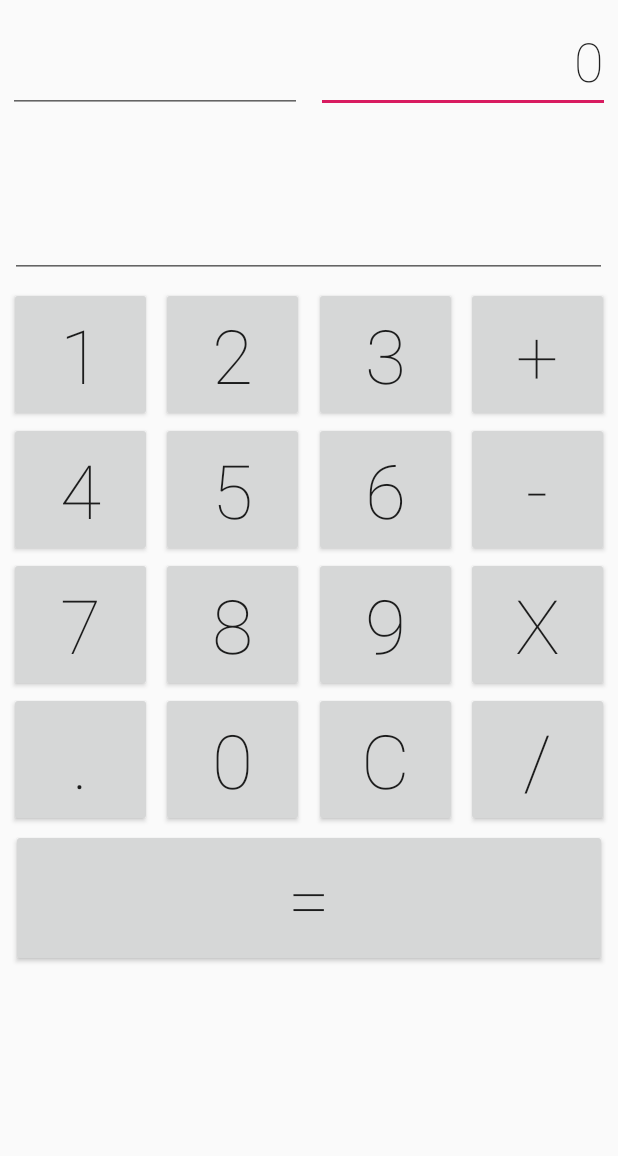
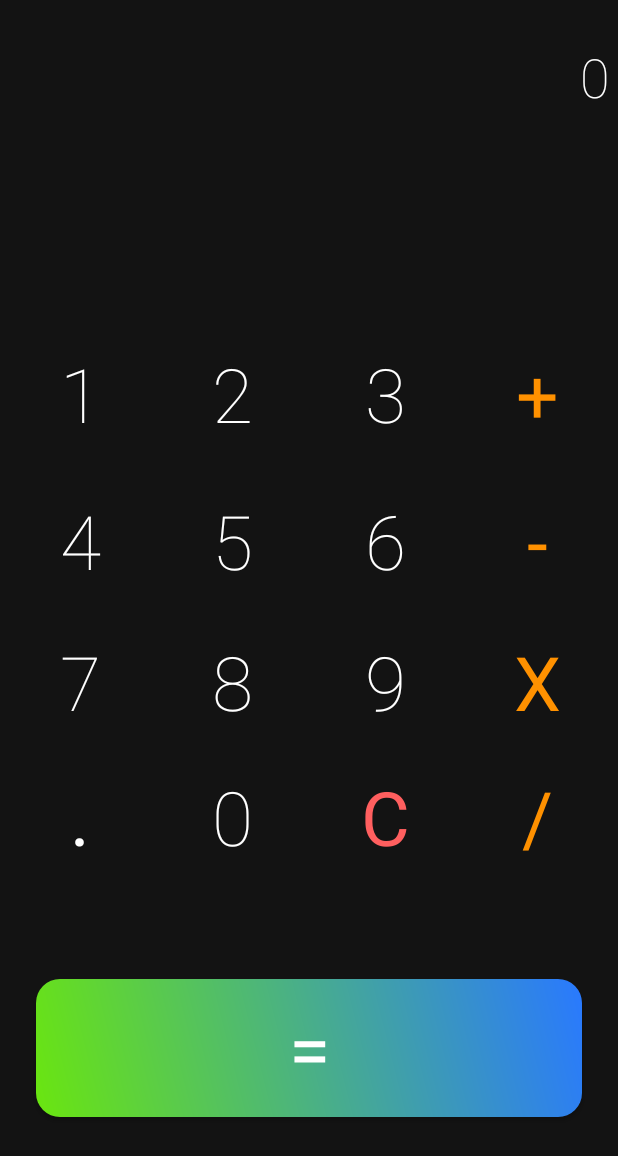
Before and after one commit to Sneheshdutta/Android-Calculator, an Android app: the screen it shows after launch (MainActivity), on a phone screen of 412 x 824 dp. Shown: the top 1156 px of the screen. Run offline under Robolectric (Android 15) with nearby library versions, the light colour scheme and no system bars.

Commit message:
primary ui/ux complete

```diff
--- /dev/null
+++ b/app/src/main/res/drawable/bgstyle_transparent.xml
@@ -0,0 +1,7 @@
+<shape android:shape="rectangle"
+    xmlns:android="http://schemas.android.com/apk/res/android">
+    <solid
+        android:color="#00FFFFFF"/>
+    <corners android:radius="16dp"/>
+
+</shape>
--- /dev/null
+++ b/app/src/main/res/drawable/round_corner_green.xml
@@ -0,0 +1,9 @@
+<shape android:shape="rectangle"
+    xmlns:android="http://schemas.android.com/apk/res/android">
+    <gradient
+        android:startColor="#6AE60F"
+        android:endColor="#2979FF"
+        android:angle="45"/>
+    <corners android:radius="16dp"/>
+
+</shape>
--- /dev/null
+++ b/app/src/main/res/drawable/round_orange.xml
@@ -0,0 +1,8 @@
+<shape android:shape="rectangle"
+    xmlns:android="http://schemas.android.com/apk/res/android">
+    <solid android:color="#FF9F2A"
+        />
+    <corners android:radius="30dp"/>
+    <size android:width="1mm"
+        android:height="1mm"/>
+</shape>
--- a/app/src/main/res/layout/activity_main.xml
+++ b/app/src/main/res/layout/activity_main.xml
@@ -4,41 +4,39 @@
     xmlns:tools="http://schemas.android.com/tools"
     android:layout_width="match_parent"
     android:layout_height="match_parent"
+    android:background="#131313"
     tools:context=".MainActivity">
 
     <Button
-        android:id="@+id/btnAdd"
-        android:layout_width="95dp"
-        android:layout_height="90dp"
-        android:layout_marginTop="6dp"
+        android:id="@+id/btnEqual"
+        android:layout_width="0dp"
+        android:layout_height="92dp"
+        android:layout_marginStart="24dp"
+        android:layout_marginTop="8dp"
+        android:layout_marginEnd="24dp"
+        android:background="@drawable/round_corner_green"
         android:fontFamily="sans-serif-thin"
-        android:text="+"
+        android:text="="
+        android:textColor="#fff"
         android:textSize="50dp"
+        android:textStyle="bold"
+        app:layout_constraintBottom_toBottomOf="parent"
         app:layout_constraintEnd_toEndOf="parent"
-        app:layout_constraintHorizontal_bias="0.5"
-        app:layout_constraintStart_toEndOf="@+id/btn3"
-        app:layout_constraintTop_toBottomOf="@+id/ed2" />
-
-    <Button
-        android:id="@+id/btnDiv"
-        android:layout_width="95dp"
-        android:layout_height="90dp"
-        android:fontFamily="sans-serif-thin"
-        android:text="/"
-        android:textSize="50dp"
-        app:layout_constraintEnd_toEndOf="parent"
-        app:layout_constraintHorizontal_bias="0.5"
-        app:layout_constraintStart_toEndOf="@+id/btnClear"
-        app:layout_constraintTop_toBottomOf="@+id/btnMul" />
+        app:layout_constraintHorizontal_bias="0.0"
+        app:layout_constraintStart_toStartOf="parent"
+        app:layout_constraintTop_toBottomOf="@+id/btn0"
+        app:layout_constraintVertical_bias="0.413" />
 
     <Button
         android:id="@+id/btn2"
         android:layout_width="95dp"
         android:layout_height="90dp"
-        android:layout_marginTop="6dp"
+        android:layout_marginTop="32dp"
         android:fontFamily="sans-serif-thin"
         android:text="2"
         android:textSize="50dp"
+        android:background="@drawable/bgstyle_transparent"
+        android:textColor="#fff"
         app:layout_constraintEnd_toStartOf="@+id/btn3"
         app:layout_constraintHorizontal_bias="0.5"
         app:layout_constraintStart_toEndOf="@+id/btn1"
@@ -48,10 +46,12 @@
         android:id="@+id/btn3"
         android:layout_width="95dp"
         android:layout_height="90dp"
-        android:layout_marginTop="6dp"
+        android:layout_marginTop="32dp"
         android:fontFamily="sans-serif-thin"
         android:text="3"
         android:textSize="50dp"
+        android:background="@drawable/bgstyle_transparent"
+        android:textColor="#fff"
         app:layout_constraintEnd_toStartOf="@+id/btnAdd"
         app:layout_constraintHorizontal_bias="0.5"
         app:layout_constraintStart_toEndOf="@+id/btn2"
@@ -61,10 +61,12 @@
         android:id="@+id/btn1"
         android:layout_width="95dp"
         android:layout_height="90dp"
-        android:layout_marginTop="6dp"
+        android:layout_marginTop="32dp"
         android:fontFamily="sans-serif-thin"
         android:text="1"
         android:textSize="50dp"
+        android:background="@drawable/bgstyle_transparent"
+        android:textColor="#fff"
         app:layout_constraintEnd_toStartOf="@+id/btn2"
         app:layout_constraintHorizontal_bias="0.5"
         app:layout_constraintStart_toStartOf="parent"
@@ -77,6 +79,8 @@
         android:fontFamily="sans-serif-thin"
         android:text="0"
         android:textSize="50dp"
+        android:background="@drawable/bgstyle_transparent"
+        android:textColor="#fff"
         app:layout_constraintEnd_toStartOf="@+id/btnClear"
         app:layout_constraintHorizontal_bias="0.5"
         app:layout_constraintStart_toEndOf="@+id/btnDot"
@@ -89,6 +93,9 @@
         android:fontFamily="sans-serif-thin"
         android:text="."
         android:textSize="50dp"
+        android:background="@drawable/bgstyle_transparent"
+        android:textColor="#fff"
+        android:textStyle="bold"
         app:layout_constraintEnd_toStartOf="@+id/btn0"
         app:layout_constraintHorizontal_bias="0.5"
         app:layout_constraintStart_toStartOf="parent"
@@ -98,9 +105,13 @@
         android:id="@+id/btnMul"
         android:layout_width="95dp"
         android:layout_height="90dp"
+        android:layout_marginTop="4dp"
         android:fontFamily="sans-serif-thin"
         android:text="x"
         android:textSize="50dp"
+        android:background="@drawable/bgstyle_transparent"
+        android:textColor="#FF9100"
+        android:textStyle="bold"
         app:layout_constraintEnd_toEndOf="parent"
         app:layout_constraintHorizontal_bias="0.5"
         app:layout_constraintStart_toEndOf="@+id/btn9"
@@ -110,9 +121,13 @@
         android:id="@+id/btnSub"
         android:layout_width="95dp"
         android:layout_height="90dp"
+        android:layout_marginTop="8dp"
+        android:background="@drawable/bgstyle_transparent"
+        android:textColor="#FF9100"
         android:fontFamily="sans-serif-thin"
         android:text="-"
         android:textSize="50dp"
+        android:textStyle="bold"
         app:layout_constraintEnd_toEndOf="parent"
         app:layout_constraintHorizontal_bias="0.5"
         app:layout_constraintStart_toEndOf="@+id/btn6"
@@ -122,9 +137,12 @@
         android:id="@+id/btn6"
         android:layout_width="95dp"
         android:layout_height="90dp"
+        android:layout_marginTop="8dp"
         android:fontFamily="sans-serif-thin"
         android:text="6"
         android:textSize="50dp"
+        android:background="@drawable/bgstyle_transparent"
+        android:textColor="#fff"
         app:layout_constraintEnd_toStartOf="@+id/btnSub"
         app:layout_constraintHorizontal_bias="0.5"
         app:layout_constraintStart_toEndOf="@+id/btn5"
@@ -134,9 +152,12 @@
         android:id="@+id/btn5"
         android:layout_width="95dp"
         android:layout_height="90dp"
+        android:layout_marginTop="8dp"
         android:fontFamily="sans-serif-thin"
         android:text="5"
         android:textSize="50dp"
+        android:background="@drawable/bgstyle_transparent"
+        android:textColor="#fff"
         app:layout_constraintEnd_toStartOf="@+id/btn6"
         app:layout_constraintHorizontal_bias="0.5"
         app:layout_constraintStart_toEndOf="@+id/btn4"
@@ -146,9 +167,12 @@
         android:id="@+id/btn4"
         android:layout_width="95dp"
         android:layout_height="90dp"
+        android:layout_marginTop="8dp"
         android:fontFamily="sans-serif-thin"
         android:text="4"
         android:textSize="50dp"
+        android:background="@drawable/bgstyle_transparent"
+        android:textColor="#fff"
         app:layout_constraintEnd_toStartOf="@+id/btn5"
         app:layout_constraintHorizontal_bias="0.5"
         app:layout_constraintStart_toStartOf="parent"
@@ -158,9 +182,12 @@
         android:id="@+id/btn9"
         android:layout_width="95dp"
         android:layout_height="90dp"
+        android:layout_marginTop="4dp"
         android:fontFamily="sans-serif-thin"
         android:text="9"
         android:textSize="50dp"
+        android:background="@drawable/bgstyle_transparent"
+        android:textColor="#fff"
         app:layout_constraintEnd_toStartOf="@+id/btnMul"
         app:layout_constraintHorizontal_bias="0.5"
         app:layout_constraintStart_toEndOf="@+id/btn8"
@@ -170,9 +197,12 @@
         android:id="@+id/btn7"
         android:layout_width="95dp"
         android:layout_height="90dp"
+        android:layout_marginTop="4dp"
         android:fontFamily="sans-serif-thin"
         android:text="7"
         android:textSize="50dp"
+        android:background="@drawable/bgstyle_transparent"
+        android:textColor="#fff"
         app:layout_constraintEnd_toStartOf="@+id/btn8"
         app:layout_constraintHorizontal_bias="0.5"
         app:layout_constraintStart_toStartOf="parent"
@@ -182,9 +212,12 @@
         android:id="@+id/btn8"
         android:layout_width="95dp"
         android:layout_height="90dp"
+        android:layout_marginTop="4dp"
         android:fontFamily="sans-serif-thin"
         android:text="8"
         android:textSize="50dp"
+        android:background="@drawable/bgstyle_transparent"
+        android:textColor="#fff"
         app:layout_constraintEnd_toStartOf="@+id/btn9"
         app:layout_constraintHorizontal_bias="0.5"
         app:layout_constraintStart_toEndOf="@+id/btn7"
@@ -197,28 +230,44 @@
         android:fontFamily="sans-serif-thin"
         android:text="C"
         android:textSize="50dp"
+        android:background="@drawable/bgstyle_transparent"
+        android:textColor="#FF5F5F"
+        android:textStyle="bold"
         app:layout_constraintEnd_toStartOf="@+id/btnDiv"
         app:layout_constraintHorizontal_bias="0.5"
         app:layout_constraintStart_toEndOf="@+id/btn0"
         app:layout_constraintTop_toBottomOf="@+id/btn9" />
 
     <Button
-        android:id="@+id/btnEqual"
-        android:layout_width="397dp"
-        android:layout_height="92dp"
-        android:layout_marginStart="7dp"
-        android:layout_marginTop="1dp"
-        android:layout_marginEnd="7dp"
-        android:layout_marginBottom="11dp"
+        android:id="@+id/btnDiv"
+        android:layout_width="95dp"
+        android:layout_height="90dp"
         android:fontFamily="sans-serif-thin"
-        android:text="="
+        android:text="/"
         android:textSize="50dp"
-        app:layout_constraintBottom_toBottomOf="parent"
+        android:background="@drawable/bgstyle_transparent"
+        android:textColor="#FF9100"
+        android:textStyle="bold"
         app:layout_constraintEnd_toEndOf="parent"
-        app:layout_constraintHorizontal_bias="0.0"
-        app:layout_constraintStart_toStartOf="parent"
-        app:layout_constraintTop_toBottomOf="@+id/btnClear"
-        app:layout_constraintVertical_bias="0.0" />
+        app:layout_constraintHorizontal_bias="0.5"
+        app:layout_constraintStart_toEndOf="@+id/btnClear"
+        app:layout_constraintTop_toBottomOf="@+id/btnMul" />
+
+    <Button
+        android:id="@+id/btnAdd"
+        android:layout_width="95dp"
+        android:layout_height="90dp"
+        android:layout_marginTop="32dp"
+        android:fontFamily="sans-serif-thin"
+        android:text="+"
+        android:textSize="50dp"
+        android:background="@drawable/bgstyle_transparent"
+        android:textColor="#FF9100"
+        android:textStyle="bold"
+        app:layout_constraintEnd_toEndOf="parent"
+        app:layout_constraintHorizontal_bias="0.5"
+        app:layout_constraintStart_toEndOf="@+id/btn3"
+        app:layout_constraintTop_toBottomOf="@+id/ed2" />
 
     <EditText
         android:id="@+id/ed1"
@@ -234,6 +283,8 @@
         android:inputType="textPersonName"
         android:textAlignment="textEnd"
         android:textSize="36sp"
+        android:background="@drawable/bgstyle_transparent"
+        android:textColor="#fff"
         app:layout_constraintBottom_toBottomOf="parent"
         app:layout_constraintEnd_toEndOf="parent"
         app:layout_constraintStart_toEndOf="@+id/ed3"
@@ -247,13 +298,15 @@
         android:layout_marginStart="2dp"
         android:layout_marginTop="8dp"
         android:layout_marginEnd="3dp"
+        android:digits="0123456789"
         android:ems="10"
         android:fontFamily="sans-serif-thin"
         android:gravity="top|left"
         android:inputType="textPersonName"
         android:textAlignment="textStart"
         android:textSize="24sp"
-        android:digits="0123456789"
+        android:background="@drawable/bgstyle_transparent"
+        android:textColor="#fff"
         app:layout_constraintBottom_toBottomOf="parent"
         app:layout_constraintEnd_toStartOf="@+id/ed1"
         app:layout_constraintHorizontal_bias="0.0"
@@ -266,13 +319,16 @@
         android:layout_width="398dp"
         android:layout_height="106dp"
         android:layout_marginTop="79dp"
+        android:background="@drawable/bgstyle_transparent"
+        android:digits="0123456789"
         android:ems="10"
         android:fontFamily="sans-serif-thin"
         android:gravity="top|left|center_vertical"
         android:inputType="textPersonName"
         android:textAlignment="textEnd"
+        android:textColor="#fff"
         android:textSize="75sp"
-        android:digits="0123456789"
+        android:textStyle="bold"
         app:layout_constraintEnd_toEndOf="parent"
         app:layout_constraintHorizontal_bias="0.461"
         app:layout_constraintStart_toStartOf="parent"
```
